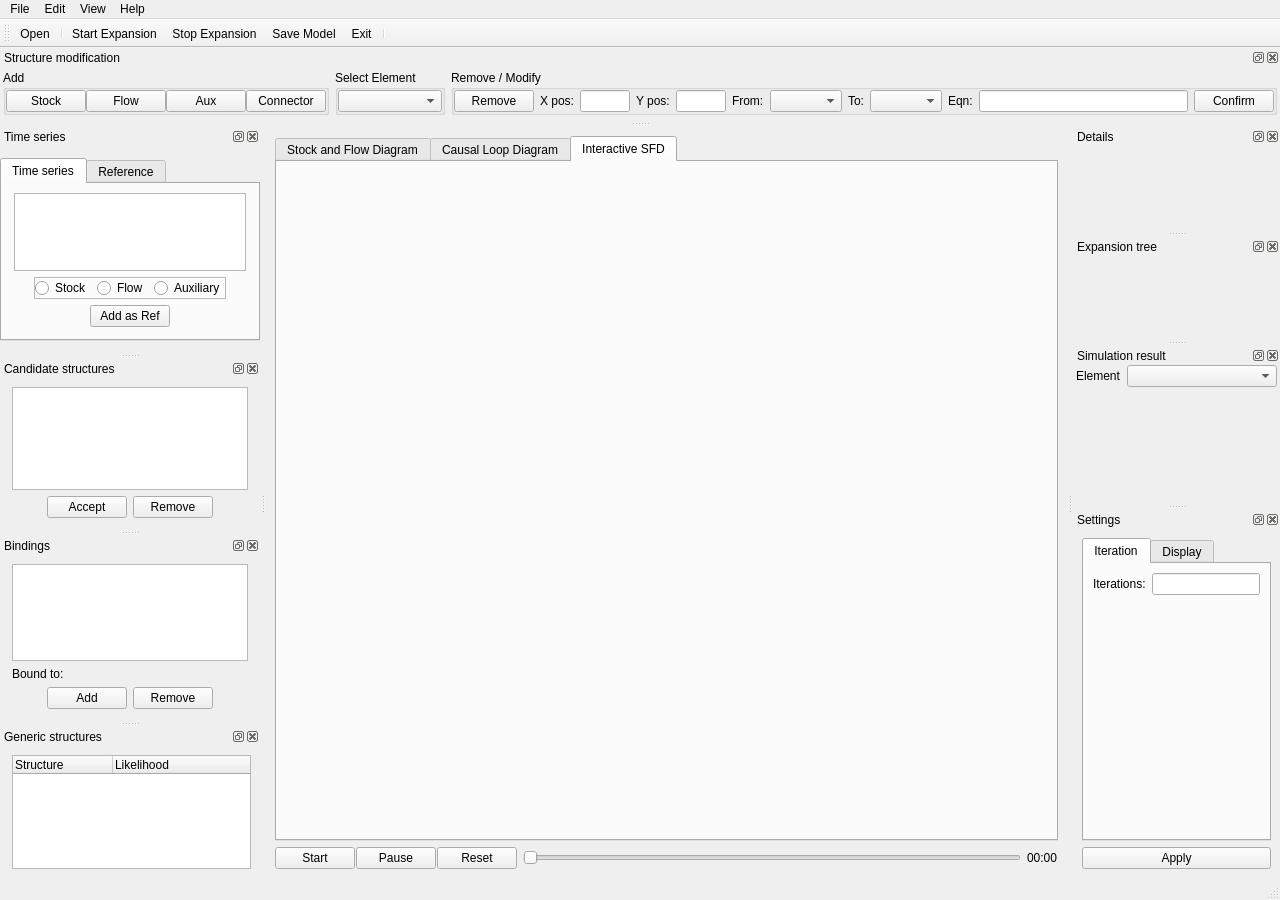
Old version of the form main_window_structure_generator.ui in the repository wzh1895/Stock-and-Flow-in-Python.
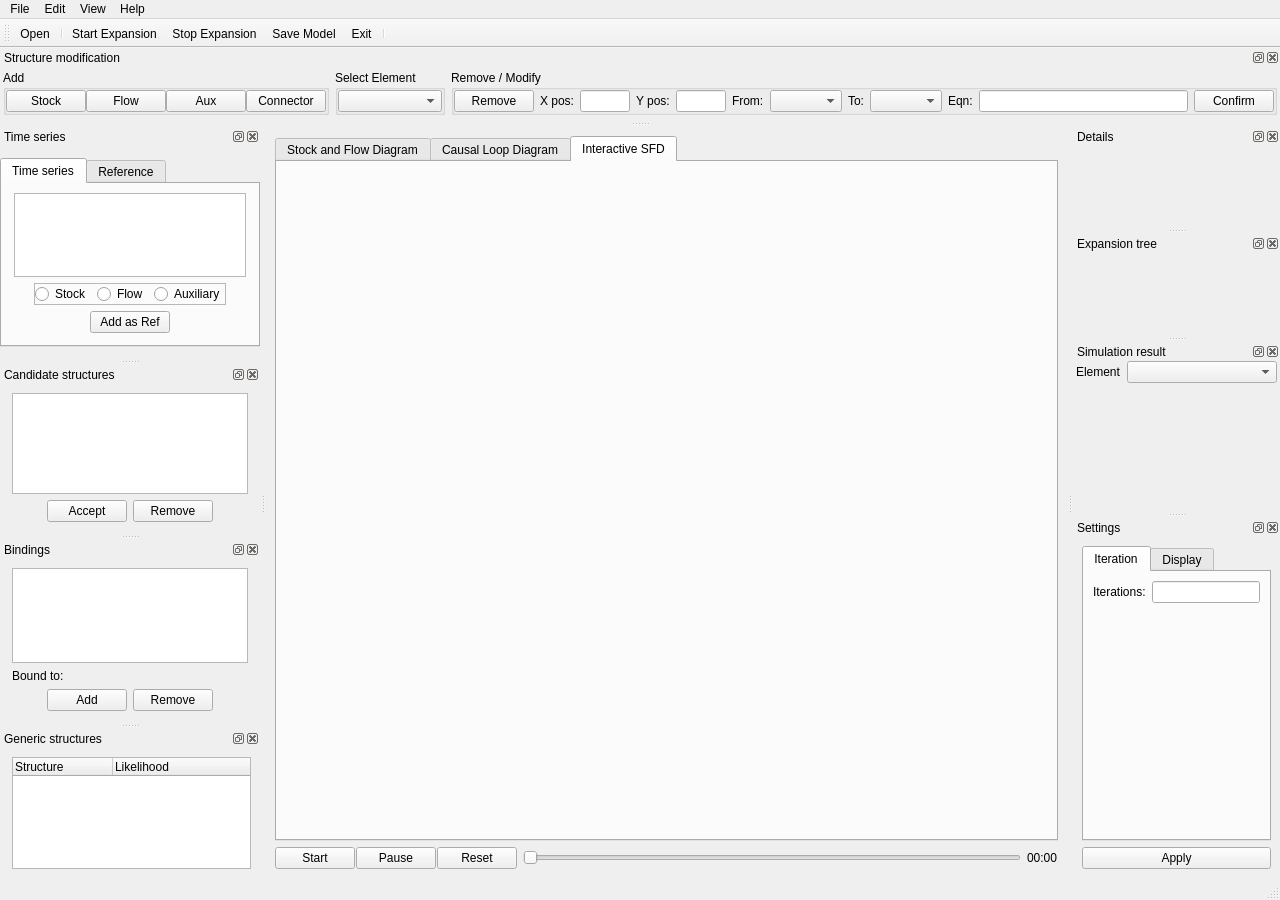
New version of the form. Icons and pictures are not drawn.

```diff
--- a/main_window_structure_generator.ui
+++ b/main_window_structure_generator.ui
@@ -217,8 +217,8 @@
    </property>
    <property name="minimumSize">
     <size>
-     <width>202</width>
-     <height>221</height>
+     <width>241</width>
+     <height>232</height>
     </size>
    </property>
    <property name="maximumSize">
@@ -515,8 +515,8 @@
    </property>
    <property name="minimumSize">
     <size>
-     <width>0</width>
-     <height>0</height>
+     <width>197</width>
+     <height>159</height>
     </size>
    </property>
    <property name="maximumSize">
@@ -654,7 +654,7 @@
    <property name="minimumSize">
     <size>
      <width>204</width>
-     <height>58</height>
+     <height>64</height>
     </size>
    </property>
    <property name="windowTitle">
@@ -748,8 +748,8 @@
    </property>
    <property name="minimumSize">
     <size>
-     <width>0</width>
-     <height>0</height>
+     <width>173</width>
+     <height>183</height>
     </size>
    </property>
    <property name="maximumSize">
@@ -908,8 +908,8 @@
    </property>
    <property name="minimumSize">
     <size>
-     <width>92</width>
-     <height>111</height>
+     <width>95</width>
+     <height>117</height>
     </size>
    </property>
    <property name="maximumSize">
```
Left out of the diff: 17 changed lines with no effect on the pictures.
